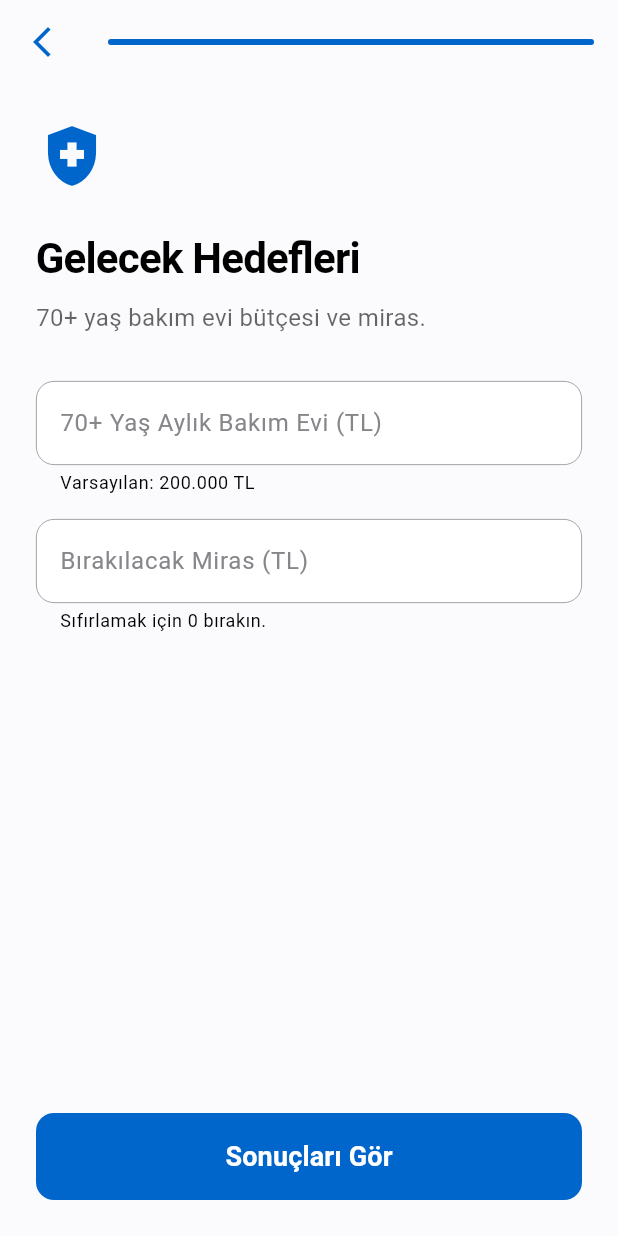
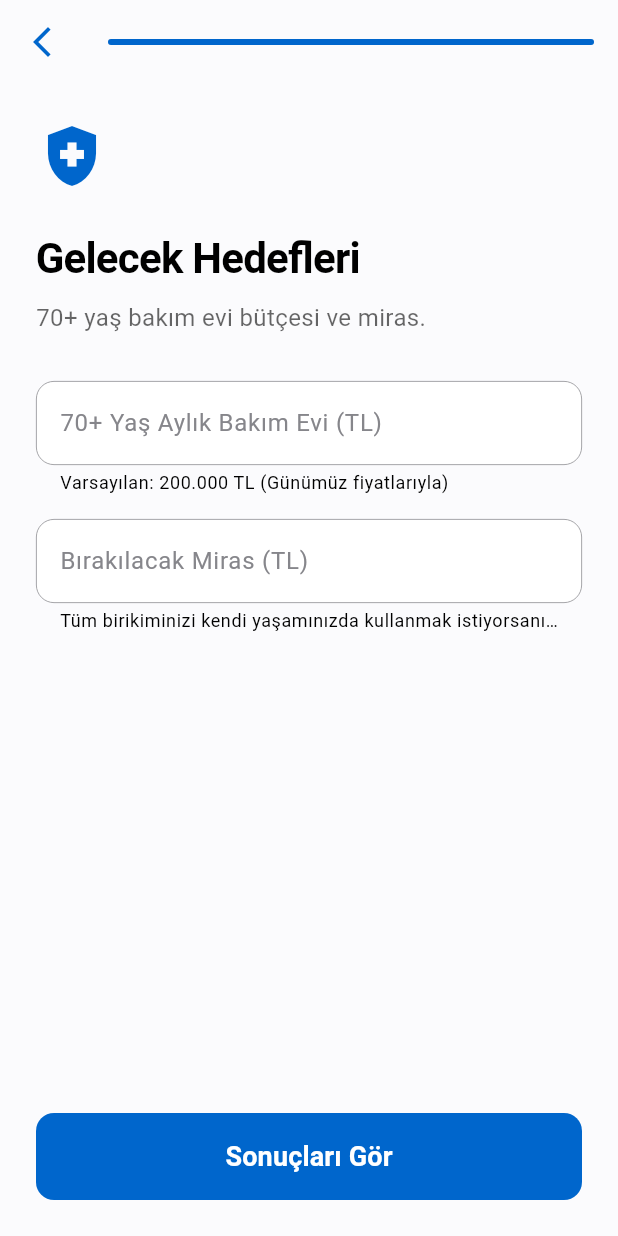
Before and after one commit to thekut/SanaNeLazim, a Flutter app: the WizardScreen screen opened directly with empty values, swiped to page 5, on a phone screen of 412 x 824 dp. Run offline on Flutter 3.47's test engine with Material 3 defaults, Android fonts, the phone set to English and light mode, and no system bars; Roboto replaces fonts that are missing (SF Pro Display).

Commit message:
feat: Apply UI refinements to Wizard screen
Co-authored-by: thekut <253906014+thekut@users.noreply.github.com>

```diff
--- a/frontend_flutter/lib/screens/wizard_screen.dart
+++ b/frontend_flutter/lib/screens/wizard_screen.dart
@@ -15,7 +15,6 @@ class _WizardScreenState extends State<WizardScreen> {
   final PageController _pageController = PageController();
   int _currentPage = 0;
 
-  // State variables for dynamic sliders
   double _stockSlider = 40;
   double _goldSlider = 30;
   double _besSlider = 30;
@@ -113,15 +112,15 @@ class _WizardScreenState extends State<WizardScreen> {
     return Column(children: [
       TextFormField(keyboardType: TextInputType.number, decoration: const InputDecoration(labelText: 'Mevcut Yaşınız (örn. 35)')),
       const SizedBox(height: 16),
-      TextFormField(keyboardType: TextInputType.number, decoration: const InputDecoration(labelText: 'Tahmini Vefat Yaşı (örn. 90)')),
+      TextFormField(keyboardType: TextInputType.number, decoration: const InputDecoration(labelText: 'Tahmini Vefat Yaşınız :(')),
     ]);
   }
 
   Widget _buildFinancialInputs() {
     return Column(children: [
-      TextFormField(keyboardType: TextInputType.number, decoration: const InputDecoration(labelText: 'Aylık Net Geliriniz (TL)')),
+      TextFormField(keyboardType: TextInputType.number, decoration: const InputDecoration(labelText: 'Aylık Net Geliriniz (TL)', prefixIcon: Icon(Icons.trending_up, color: AppColors.successGreen))),
       const SizedBox(height: 16),
-      TextFormField(keyboardType: TextInputType.number, decoration: const InputDecoration(labelText: 'Aylık Gideriniz (TL)')),
+      TextFormField(keyboardType: TextInputType.number, decoration: const InputDecoration(labelText: 'Aylık Gideriniz (TL)', prefixIcon: Icon(Icons.trending_down, color: AppColors.errorRed))),
     ]);
   }
 
@@ -143,9 +142,9 @@ class _WizardScreenState extends State<WizardScreen> {
 
   Widget _buildGoalInputs() {
     return Column(children: [
-      TextFormField(keyboardType: TextInputType.number, decoration: const InputDecoration(labelText: '70+ Yaş Aylık Bakım Evi (TL)', helperText: 'Varsayılan: 200.000 TL')),
+      TextFormField(keyboardType: TextInputType.number, decoration: const InputDecoration(labelText: '70+ Yaş Aylık Bakım Evi (TL)', helperText: 'Varsayılan: 200.000 TL (Günümüz fiyatlarıyla)')),
       const SizedBox(height: 16),
-      TextFormField(keyboardType: TextInputType.number, decoration: const InputDecoration(labelText: 'Bırakılacak Miras (TL)', helperText: 'Sıfırlamak için 0 bırakın.')),
+      TextFormField(keyboardType: TextInputType.number, decoration: const InputDecoration(labelText: 'Bırakılacak Miras (TL)', helperText: 'Tüm birikiminizi kendi yaşamınızda kullanmak istiyorsanız 0 bırakın.')),
     ]);
   }
 }
```
